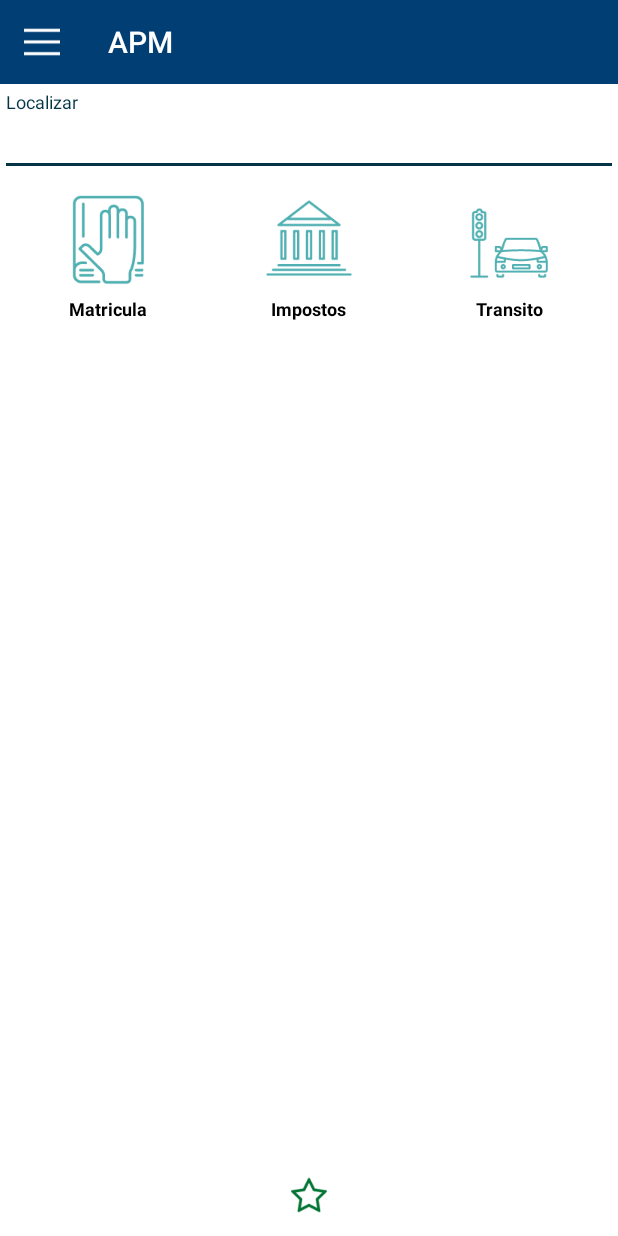
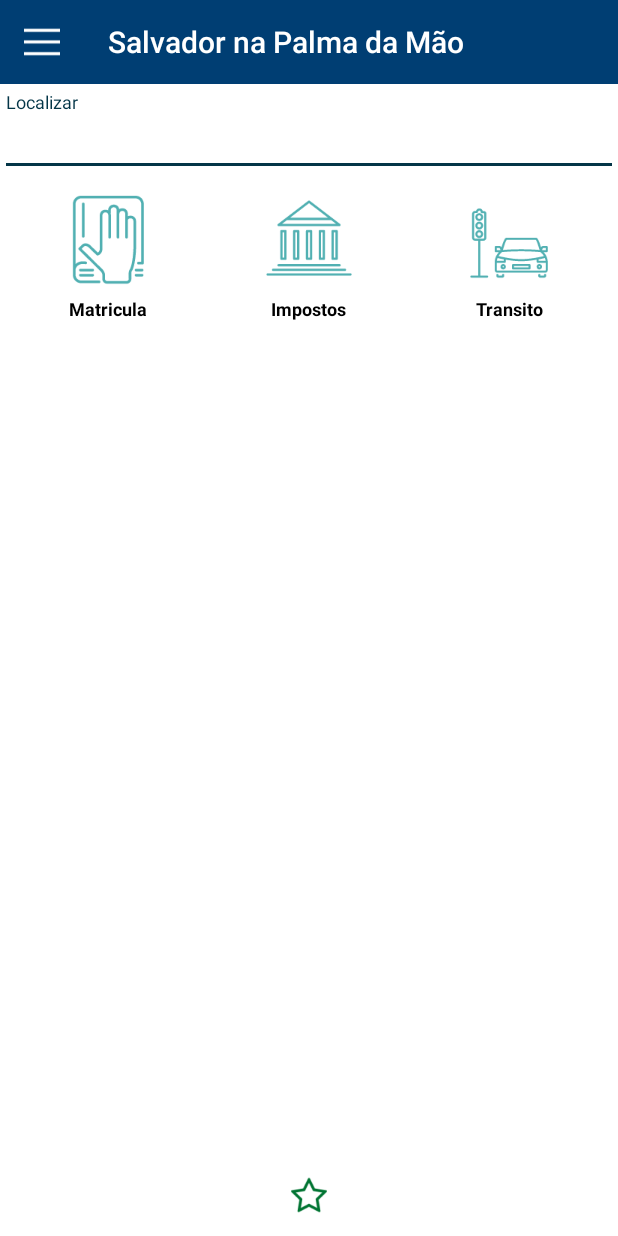
Before and after one commit to Rubao2014/gpm-ca-banca, an Android app: the FrmDashboard screen opened directly, with no data from a screen before it, on a phone screen of 412 x 824 dp. Run offline under Robolectric (Android 15) with nearby library versions, the phone set to English and light mode, and no system bars; libraries missing offline, so code that uses them is left out: com.ca.mas; 8 statements that could not run were skipped.

Commit message:
- Título do App: Salvador na Palma da Mão - Botão menu: Sair do SPM

```diff
--- a/app/src/main/res/values/strings.xml
+++ b/app/src/main/res/values/strings.xml
@@ -1,6 +1,6 @@
 <resources>
     <!-- Nome do sistema -->
-    <string name="app_name">APM</string>
+    <string name="app_name">Salvador na Palma da Mão</string>
     <string name="configuracao_conexao_ca">msso_config.json</string>
     <string name="url_conexao_gateway">https://apigateway.gpm.solutions:8443/</string>
     <string name="url_conexao_gateway_ca">https://apigateway.gpm.solutions:8443/</string>
@@ -63,7 +63,7 @@
 
     <!-- Menu Lateral -->
     <string name="label_menu_lateral_titulo">MENU</string>
-    <string name="botao_menu_lateral_sair">Sair do APM</string>
+    <string name="botao_menu_lateral_sair">Sair do SPM</string>
     <string name="botao_menu_lateral_meus_dados">Meus Dados</string>
     <string name="botao_menu_lateral_configuracoes">Configurações</string>
     <string name="botao_menu_lateral_ultimos_acessos">Últimos Acessos</string>
```
